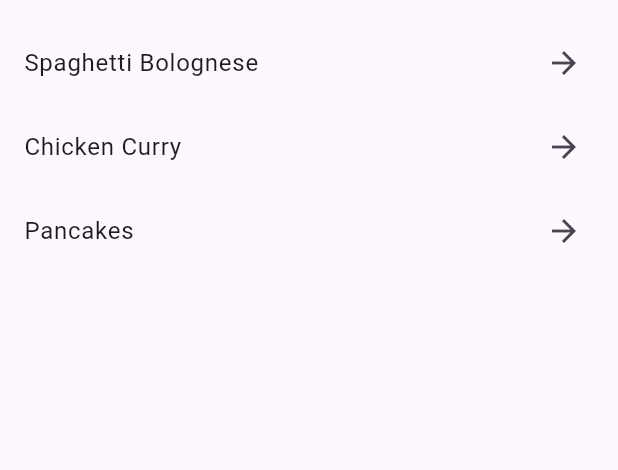
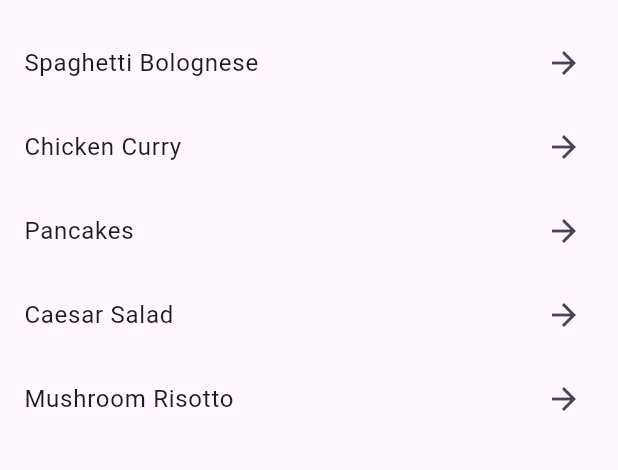
Before and after one commit to nandithakavuri1/cw_2, a Flutter app: the screen it shows after launch, on a phone screen of 412 x 824 dp, the part 63-533 px from its top. Run offline on Flutter 3.47's test engine with Material 3 defaults, Android fonts, the phone set to English and light mode, and no system bars.

Commit message:
added more recipies

```diff
--- a/lib/home_screen.dart
+++ b/lib/home_screen.dart
@@ -18,7 +18,16 @@ class HomeScreen extends StatelessWidget {
       'name': 'Pancakes',
       'ingredients': 'Flour, Eggs, Milk, Sugar, Baking Powder',
       'instructions': '1. Mix ingredients. 2. Heat pan. 3. Pour batter. 4. Flip and serve.'
-    },
+    },  {
+    'name': 'Caesar Salad',
+    'ingredients': 'Lettuce, Croutons, Parmesan Cheese, Caesar Dressing, Chicken (Optional)',
+    'instructions': '1. Chop lettuce. 2. Add croutons and cheese. 3. Toss with dressing. 4. Add grilled chicken if desired.'
+  },
+  {
+    'name': 'Mushroom Risotto',
+    'ingredients': 'Arborio Rice, Mushrooms, Onion, Garlic, Parmesan Cheese, Broth',
+    'instructions': '1. Sauté onions and garlic. 2. Add mushrooms. 3. Stir in rice and broth gradually. 4. Finish with Parmesan cheese.'
+  },
   ];
 
   final Function(Map<String, String>) toggleFavorite;
```
